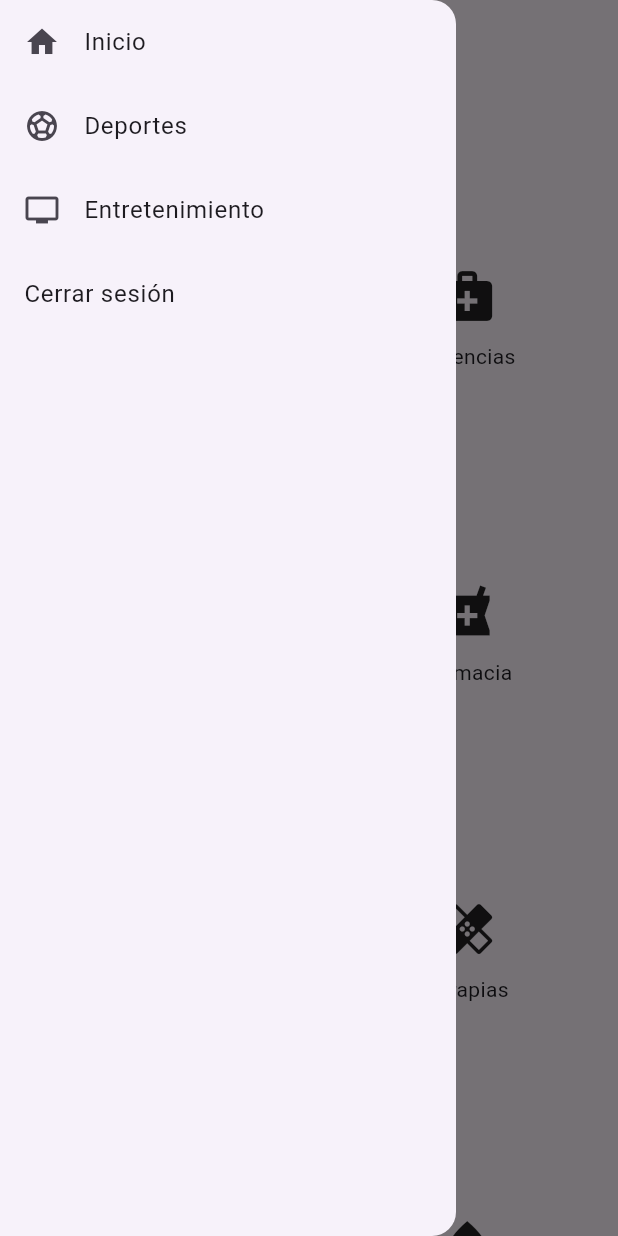
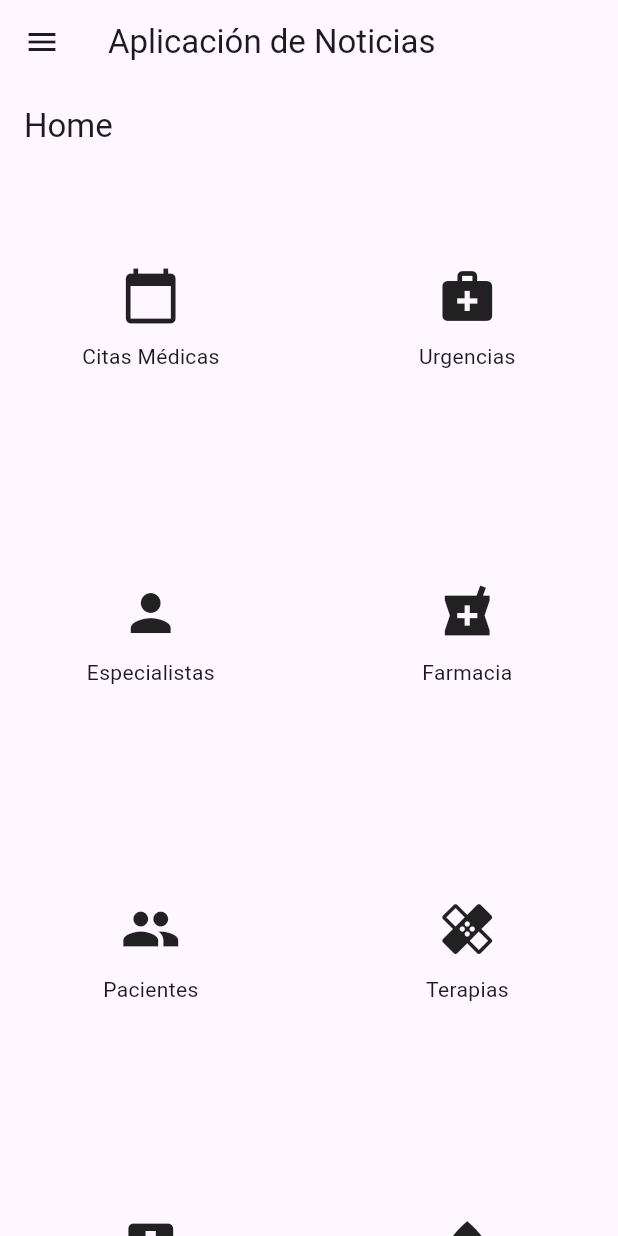
Before and after one commit to JesusPaladinez/Actividad1-Moviles, a Flutter app: the screen it shows after launch, in the side drawer, after a tap on "Inicio", on a phone screen of 412 x 824 dp. Run offline on Flutter 3.47's test engine with Material 3 defaults, Android fonts, the phone set to English and light mode, and no system bars; our stand-ins replace get.

Commit message:
Punto 5 realizado

```diff
--- a/lib/1/deportes.dart
+++ b/lib/1/deportes.dart
@@ -3,7 +3,14 @@ import 'package:flutter/material.dart';
 deportes() {
   return const Scaffold(
     body: Center(
-      child: Text('Sección: Deportes'),
+      child: Row(
+        mainAxisAlignment: MainAxisAlignment.center,
+        children: [
+          Icon(Icons.sports_soccer),
+          SizedBox(width: 8),
+          Text('Sección: Deportes'),
+        ],
+      ),
     ),
   );
 }
--- a/lib/1/entretenimiento.dart
+++ /dev/null
@@ -1,9 +0,0 @@
-import 'package:flutter/material.dart';
-
-entretenimiento() {
-  return const Scaffold(
-    body: Center(
-      child: Text('Sección: Entretenimiento'),
-    ),
-  );
-}
--- /dev/null
+++ b/lib/5/entretenimiento.dart
@@ -0,0 +1,26 @@
+import 'package:flutter/material.dart';
+import 'imagenes_deslizantes.dart';
+
+entretenimiento() {
+  return Scaffold(
+    body: Center(
+      child: SizedBox(
+        width: double.infinity,
+        height: 300,
+        child: PageView(
+          controller: PageController(
+            viewportFraction: 0.6
+          ),
+          physics: const BouncingScrollPhysics(),
+          children: const <Widget>[
+            ImagenesDeslizantes(Colors.red),
+            ImagenesDeslizantes(Colors.blue),
+            ImagenesDeslizantes(Colors.green),
+            ImagenesDeslizantes(Colors.brown),
+            ImagenesDeslizantes(Colors.yellow),
+          ],
+        ),
+      ),
+    ),
+  );
+}
--- a/lib/main.dart
+++ b/lib/main.dart
@@ -4,12 +4,12 @@ import 'menu.dart';
 import 'package:get/get.dart';
 import './1/encabezado.dart';
 import './1/deportes.dart';
-import './1/entretenimiento.dart';
 import './3/screens/citas_medicas_screen.dart';
 import './3/screens/home_screen.dart';
 import './3/screens/menu_hospital_screen.dart';
 import './4/inicio_sesion.dart';
 import './4/registro.dart';
+import './5/entretenimiento.dart';
 
 void main() {
   Get.put(Controlador());
--- a/lib/menu.dart
+++ b/lib/menu.dart
@@ -5,6 +5,16 @@ import 'package:get/get.dart';
 Controlador cambioVentana = Get.find();
 
 menu() {
+  return const Menu();
+}
+
+class Menu extends StatelessWidget {
+  const Menu({
+    super.key,
+  });
+
+  @override
+  Widget build(BuildContext context) {
     return Drawer(
             child: Column(
               children: [
@@ -13,6 +23,7 @@ menu() {
                   leading: const Icon(Icons.home),
                   onTap: () {
                     cambioVentana.cambioPosicion(2);
+                    Navigator.of(context).pop();
                   },
                 ),
                 ListTile(
@@ -20,22 +31,26 @@ menu() {
                   leading: const Icon(Icons.sports_soccer),
                   onTap: () {
                     cambioVentana.cambioPosicion(3);
+                    Navigator.of(context).pop();
                   },
                 ),
                 ListTile(
-                title: const Text('Entretenimiento'),
+                  title: const Text('Imagenes deslizantes'),
                   leading: const Icon(Icons.tv),
                   onTap: () {
                     cambioVentana.cambioPosicion(4);
+                    Navigator.of(context).pop();
                   },
                 ),
                 ListTile(
                   title: const Text('Cerrar sesión'),
                   onTap: () {
                     cambioVentana.cambioPosicion(0);
+                    Navigator.of(context).pop();
                   },
                 ),
               ],
             )
           );
   }
+}
```
Also changed, not shown: lib/5/imagenes_deslizantes.dart (added, +19 -0 lines). Lines whose indentation alone changed are shown as unchanged.
